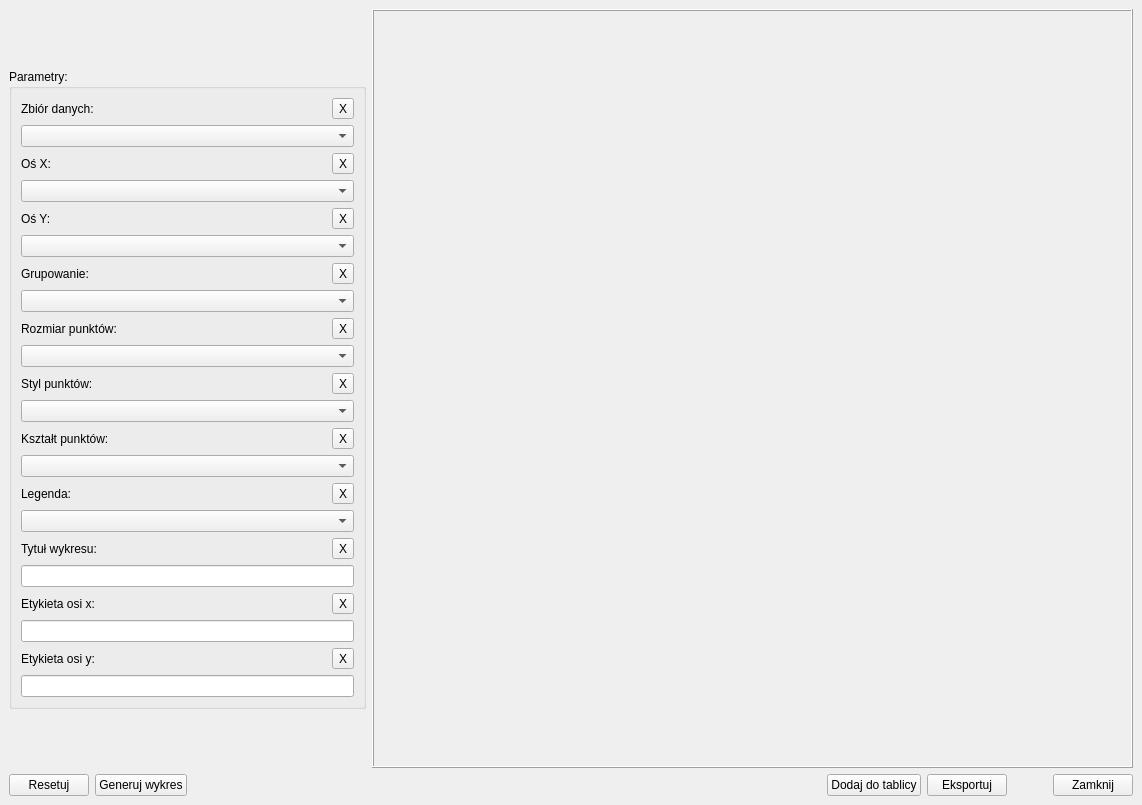
The window that ui/Main/bar-plot-window.ui (OskarLewandowski/dex-data-experience) describes before a commit, drawn with Qt 5.
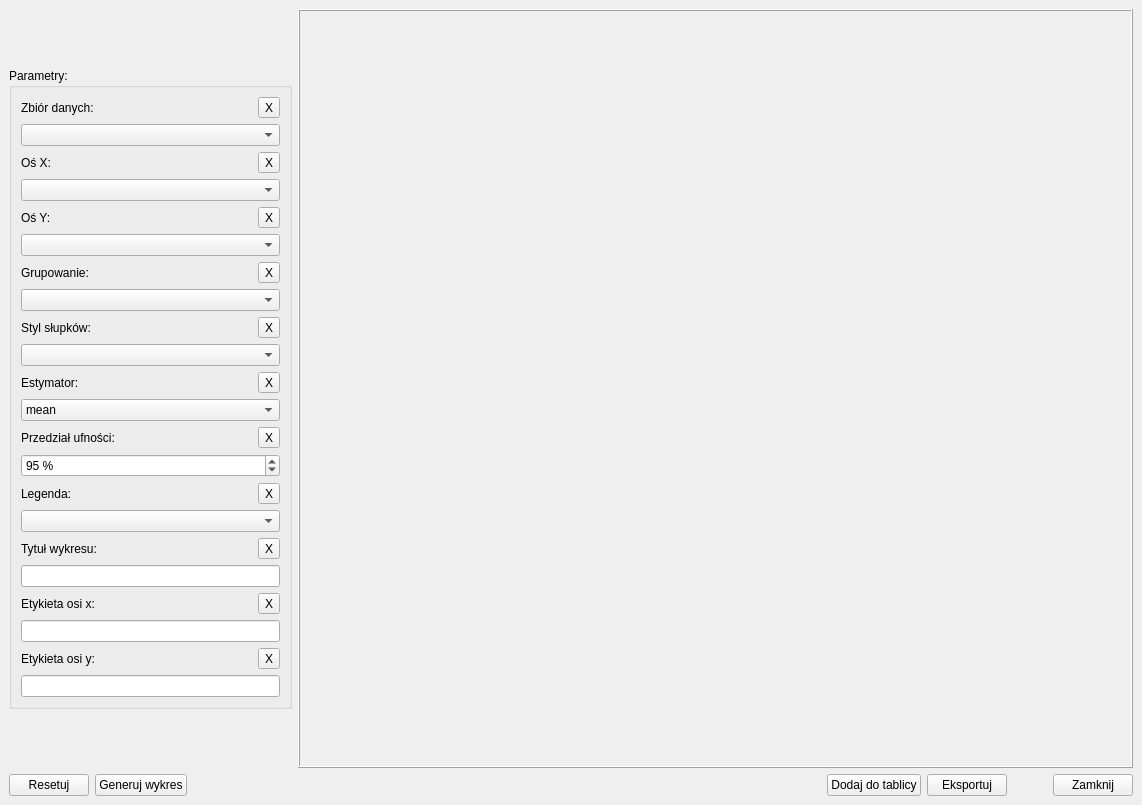
The same window after the commit.

Commit message: add function to bar plot

What changed in the file:
```diff
--- a/ui/Main/bar-plot-window.ui
+++ b/ui/Main/bar-plot-window.ui
@@ -241,54 +241,6 @@
                </item>
               </layout>
              </item>
-             <item>
-              <layout class="QVBoxLayout" name="verticalLayout_7">
-               <item>
-                <layout class="QHBoxLayout" name="horizontalLayout_7">
-                 <item>
-                  <widget class="QLabel" name="label_5">
-                   <property name="text">
-                    <string>Rozmiar punktów:</string>
-                   </property>
-                  </widget>
-                 </item>
-                 <item>
-                  <spacer name="horizontalSpacer_7">
-                   <property name="orientation">
-                    <enum>Qt::Horizontal</enum>
-                   </property>
-                   <property name="sizeHint" stdset="0">
-                    <size>
-                     <width>40</width>
-                     <height>20</height>
-                    </size>
-                   </property>
-                  </spacer>
-                 </item>
-                 <item>
-                  <widget class="QToolButton" name="toolButton_Size">
-                   <property name="text">
-                    <string>X</string>
-                   </property>
-                  </widget>
-                 </item>
-                </layout>
-               </item>
-               <item>
-                <widget class="QComboBox" name="comboBox_Size">
-                 <property name="minimumSize">
-                  <size>
-                   <width>250</width>
-                   <height>0</height>
-                  </size>
-                 </property>
-                 <property name="placeholderText">
-                  <string>Wybierz dane według, których ustalić rozmiar punktów...</string>
-                 </property>
-                </widget>
-               </item>
-              </layout>
-             </item>
              <item>
               <layout class="QVBoxLayout" name="verticalLayout_15">
                <item>
@@ -296,7 +248,7 @@
                  <item>
                   <widget class="QLabel" name="label_6">
                    <property name="text">
-                    <string>Styl punktów:</string>
+                    <string>Styl słupków:</string>
                    </property>
                   </widget>
                  </item>
@@ -334,7 +286,7 @@
                   <number>-1</number>
                  </property>
                  <property name="placeholderText">
-                  <string>Wybierz styl punktów...</string>
+                  <string>Wybierz styl słupków...</string>
                  </property>
                  <item>
                   <property name="text">
@@ -420,7 +372,7 @@
                    <item>
                     <widget class="QLabel" name="label_7">
                      <property name="text">
-                      <string>Kształt punktów:</string>
+                      <string>Estymator:</string>
                      </property>
                     </widget>
                    </item>
@@ -455,14 +407,14 @@
                     </size>
                    </property>
                    <property name="currentIndex">
-                    <number>-1</number>
+                    <number>0</number>
                    </property>
                    <property name="placeholderText">
-                    <string>Wybierz kształt punktów...</string>
+                    <string>Wybierz estymator...</string>
                    </property>
                    <item>
                     <property name="text">
-                     <string>.</string>
+                     <string>mean</string>
                     </property>
                    </item>
                    <item>
@@ -556,6 +508,63 @@
                </item>
               </layout>
              </item>
+             <item>
+              <layout class="QVBoxLayout" name="verticalLayout_7">
+               <item>
+                <layout class="QHBoxLayout" name="horizontalLayout_7">
+                 <item>
+                  <widget class="QLabel" name="label_5">
+                   <property name="text">
+                    <string>Przedział ufności:</string>
+                   </property>
+                  </widget>
+                 </item>
+                 <item>
+                  <spacer name="horizontalSpacer_7">
+                   <property name="orientation">
+                    <enum>Qt::Horizontal</enum>
+                   </property>
+                   <property name="sizeHint" stdset="0">
+                    <size>
+                     <width>40</width>
+                     <height>20</height>
+                    </size>
+                   </property>
+                  </spacer>
+                 </item>
+                 <item>
+                  <widget class="QToolButton" name="toolButton_CI">
+                   <property name="text">
+                    <string>X</string>
+                   </property>
+                  </widget>
+                 </item>
+                </layout>
+               </item>
+               <item>
+                <widget class="QSpinBox" name="spinBox_CI">
+                 <property name="alignment">
+                  <set>Qt::AlignLeading|Qt::AlignLeft|Qt::AlignVCenter</set>
+                 </property>
+                 <property name="suffix">
+                  <string> %</string>
+                 </property>
+                 <property name="prefix">
+                  <string/>
+                 </property>
+                 <property name="minimum">
+                  <number>-1</number>
+                 </property>
+                 <property name="maximum">
+                  <number>100</number>
+                 </property>
+                 <property name="value">
+                  <number>95</number>
+                 </property>
+                </widget>
+               </item>
+              </layout>
+             </item>
              <item>
               <layout class="QVBoxLayout" name="verticalLayout_4">
                <item>
```
Left out of the diff: 107 changed lines with no effect on the pictures. The commit also changes 2 other files.
